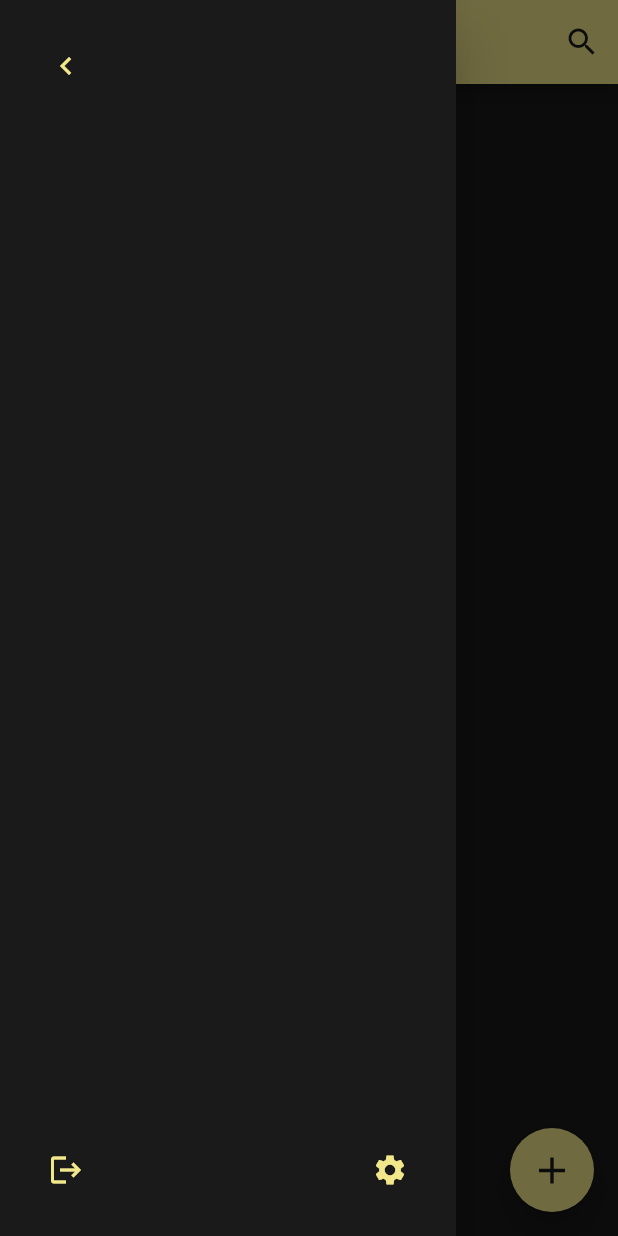
After one commit to Servatom/notefy, a Flutter app: the DashBoard screen opened by its route, with the side drawer open, on a phone screen of 412 x 824 dp. The commit adds this screen. Run offline on Flutter 3.47's test engine with Material 2 defaults, Android fonts, the phone set to English and light mode, and no system bars; our stand-ins replace animated_text_kit.

Commit message:
added drawer in dashboard

```diff
--- /dev/null
+++ b/App/lib/components/drawer.dart
@@ -0,0 +1,53 @@
+import 'package:flutter/material.dart';
+import '../constants.dart';
+
+class DashboardDrawer extends StatelessWidget {
+  @override
+  Widget build(BuildContext context) {
+    return Drawer(
+      child: Container(
+          color: kbgcolor,
+          child: Column(children: [
+            Container(
+              alignment: Alignment.centerLeft,
+              padding: const EdgeInsets.all(20),
+              child: IconButton(
+                onPressed: () {
+                  Navigator.pop(context);
+                },
+                icon: Icon(
+                  Icons.keyboard_arrow_left,
+                  color: kyellow,
+                ),
+              ),
+            ),
+            Spacer(),
+            Container(
+              padding: EdgeInsets.all(20),
+              child: Row(
+                children: [
+                  IconButton(
+                    icon: Icon(
+                      Icons.logout,
+                    ),
+                    color: kyellow,
+                    onPressed: () {
+                      Navigator.pop(context);
+                      Navigator.pop(context);
+                    },
+                  ),
+                  Spacer(),
+                  IconButton(
+                    color: kyellow,
+                    onPressed: () {},
+                    icon: Icon(
+                      Icons.settings,
+                    ),
+                  ),
+                ],
+              ),
+            ),
+          ])),
+    );
+  }
+}
--- a/App/lib/screens/dashboard.dart
+++ b/App/lib/screens/dashboard.dart
@@ -1,4 +1,5 @@
 // ignore: prefer_const_constructors
+import 'package:app/components/drawer.dart';
 import 'package:app/constants.dart';
 import 'package:app/models/notes.dart';
 import 'package:flutter/material.dart';
@@ -12,20 +13,14 @@ class DashBoard extends StatelessWidget {
     final notesList = Notes().notesList;
     return Scaffold(
         backgroundColor: kbgcolor,
+        drawer: DashboardDrawer(),
         appBar: AppBar(
           backgroundColor: kyellow,
+          iconTheme: IconThemeData(color: kbgcolor),
           // ignore: prefer_const_constructors
           title: Text(
             'Notefy',
             style: TextStyle(color: kbgcolor),
-          ),
-          leading: IconButton(
-            onPressed: () {},
-            // ignore: prefer_const_constructors
-            icon: Icon(
-              Icons.logout,
-              color: kbgcolor,
-            ),
           ),
           centerTitle: true,
           actions: [
@@ -33,8 +28,7 @@ class DashBoard extends StatelessWidget {
               onPressed: () {},
               // ignore: prefer_const_constructors
               icon: Icon(
-                Icons.menu,
-                color: kbgcolor,
+                Icons.search,
               ),
             )
           ],
@@ -49,8 +43,11 @@ class DashBoard extends StatelessWidget {
             size: 30,
           ),
         ),
-        body: ListView.builder(itemBuilder: (context, index) {
-          return Container();
-        }));
+        body: ListView.builder(
+          itemCount: notesList.length,
+          itemBuilder: (context, index) {
+            return Container();
+          },
+        ));
   }
 }
--- a/App/lib/screens/loginscreen.dart
+++ b/App/lib/screens/loginscreen.dart
@@ -7,7 +7,6 @@ import 'package:app/screens/mainscreen.dart';
 import 'package:app/screens/registerscreen.dart';
 import 'package:flutter/material.dart';
 import 'package:app/components/Roundedbutton.dart';
-
 import 'dashboard.dart';
 
 class LoginScreen extends StatefulWidget {
@@ -82,8 +81,7 @@ class _LoginScreenState extends State<LoginScreen> {
                   ),
                   RoundedButton(
                     onPressed: () {
-                      // loginUser(email, password);
-                      print('chala ja');
+                      loginUser(email, password);
                       Navigator.pushNamed(
                         context,
                         DashBoard.id,
@@ -101,7 +99,7 @@ class _LoginScreenState extends State<LoginScreen> {
                       ),
                     ),
                     onTap: () {
-                      Navigator.pushNamed(context, DashBoard.id);
+                      Navigator.pushNamed(context, RegisterScreen.id);
                     },
                   ),
                 ],
```
